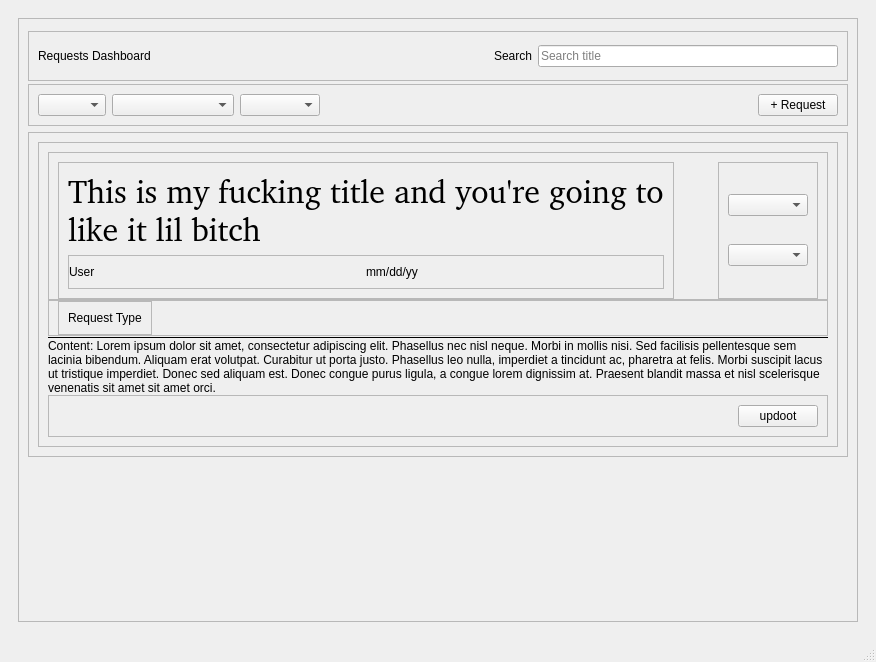
First picture: the form in ui/merlins_lamp.ui, repository TransparentGlass/Merlin-s-Lamp--Request-Manager, before the edit.
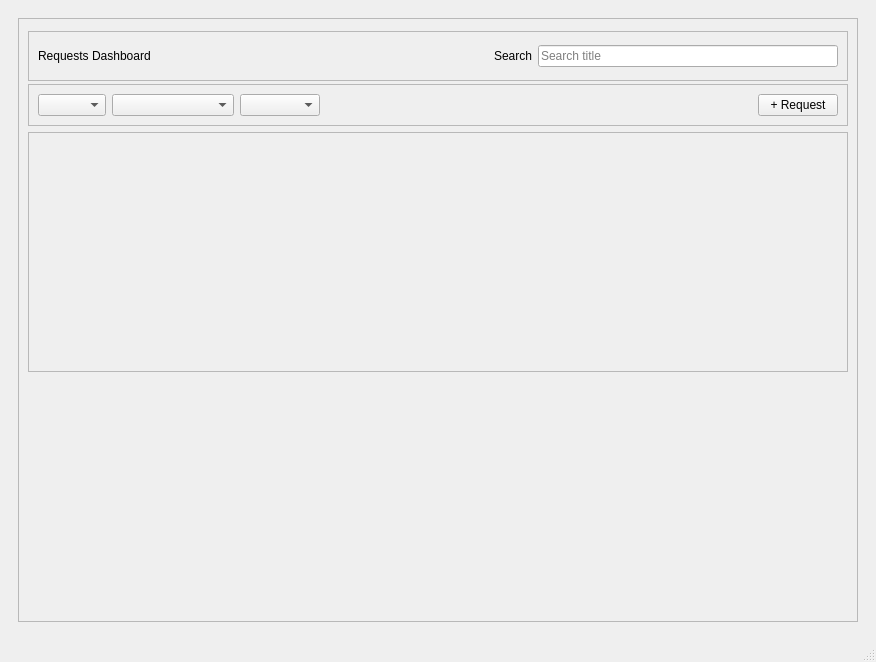
Second picture: the form after the edit. Icons and pictures are not drawn.

Commit message: feature: add load_request ui, previously saved requests can now be loaded

Diff of the .ui file:
```diff
--- a/ui/merlins_lamp.ui
+++ b/ui/merlins_lamp.ui
@@ -241,8 +241,8 @@
             <rect>
              <x>0</x>
              <y>0</y>
-             <width>846</width>
-             <height>564</height>
+             <width>838</width>
+             <height>581</height>
             </rect>
            </property>
            <layout class="QVBoxLayout" name="verticalLayout_14">
@@ -444,404 +444,7 @@
               <property name="frameShadow">
                <enum>QFrame::Shadow::Raised</enum>
               </property>
-              <layout class="QHBoxLayout" name="horizontalLayout_5">
-               <item>
-                <widget class="QFrame" name="frame_request">
-                 <property name="sizePolicy">
-                  <sizepolicy hsizetype="MinimumExpanding" vsizetype="Preferred">
-                   <horstretch>0</horstretch>
-                   <verstretch>0</verstretch>
-                  </sizepolicy>
-                 </property>
-                 <property name="minimumSize">
-                  <size>
-                   <width>0</width>
-                   <height>0</height>
-                  </size>
-                 </property>
-                 <property name="maximumSize">
-                  <size>
-                   <width>16777215</width>
-                   <height>16777215</height>
-                  </size>
-                 </property>
-                 <property name="focusPolicy">
-                  <enum>Qt::FocusPolicy::NoFocus</enum>
-                 </property>
-                 <property name="frameShape">
-                  <enum>QFrame::Shape::StyledPanel</enum>
-                 </property>
-                 <property name="frameShadow">
-                  <enum>QFrame::Shadow::Raised</enum>
-                 </property>
-                 <layout class="QVBoxLayout" name="verticalLayout_28">
-                  <property name="spacing">
-                   <number>0</number>
-                  </property>
-                  <item>
-                   <widget class="QFrame" name="frame_27">
-                    <property name="frameShape">
-                     <enum>QFrame::Shape::StyledPanel</enum>
-                    </property>
-                    <property name="frameShadow">
-                     <enum>QFrame::Shadow::Raised</enum>
-                    </property>
-                    <layout class="QHBoxLayout" name="horizontalLayout_14">
-                     <property name="bottomMargin">
-                      <number>0</number>
-                     </property>
-                     <item>
-                      <widget class="QFrame" name="frame_28">
-                       <property name="sizePolicy">
-                        <sizepolicy hsizetype="MinimumExpanding" vsizetype="Preferred">
-                         <horstretch>0</horstretch>
-                         <verstretch>0</verstretch>
-                        </sizepolicy>
-                       </property>
-                       <property name="minimumSize">
-                        <size>
-                         <width>0</width>
-                         <height>0</height>
-                        </size>
-                       </property>
-                       <property name="frameShape">
-                        <enum>QFrame::Shape::StyledPanel</enum>
-                       </property>
-                       <property name="frameShadow">
-                        <enum>QFrame::Shadow::Raised</enum>
-                       </property>
-                       <layout class="QVBoxLayout" name="verticalLayout_29">
-                        <item>
-                         <widget class="QLabel" name="label_request_title">
-                          <property name="sizePolicy">
-                           <sizepolicy hsizetype="Expanding" vsizetype="Preferred">
-                            <horstretch>0</horstretch>
-                            <verstretch>0</verstretch>
-                           </sizepolicy>
-                          </property>
-                          <property name="font">
-                           <font>
-                            <family>:/font/font/Playfair_Display/PlayfairDisplay-VariableFont_wght.ttf</family>
-                            <pointsize>24</pointsize>
-                           </font>
-                          </property>
-                          <property name="styleSheet">
-                           <string notr="true">font-family: url(:/font/font/Playfair_Display/PlayfairDisplay-VariableFont_wght.ttf)</string>
-                          </property>
-                          <property name="text">
-                           <string>This is my fucking title and you're going to like it lil bitch</string>
-                          </property>
-                          <property name="alignment">
-                           <set>Qt::AlignmentFlag::AlignLeading|Qt::AlignmentFlag::AlignLeft|Qt::AlignmentFlag::AlignTop</set>
-                          </property>
-                          <property name="wordWrap">
-                           <bool>true</bool>
-                          </property>
-                         </widget>
-                        </item>
-                        <item>
-                         <widget class="QFrame" name="frame_8">
-                          <property name="frameShape">
-                           <enum>QFrame::Shape::StyledPanel</enum>
-                          </property>
-                          <property name="frameShadow">
-                           <enum>QFrame::Shadow::Raised</enum>
-                          </property>
-                          <layout class="QHBoxLayout" name="horizontalLayout_10">
-                           <property name="spacing">
-                            <number>8</number>
-                           </property>
-                           <property name="leftMargin">
-                            <number>0</number>
-                           </property>
-                           <item>
-                            <widget class="QLabel" name="label_request_user">
-                             <property name="text">
-                              <string>User</string>
-                             </property>
-                             <property name="scaledContents">
-                              <bool>false</bool>
-                             </property>
-                            </widget>
-                           </item>
-                           <item>
-                            <widget class="QLabel" name="label_date">
-                             <property name="text">
-                              <string>mm/dd/yy</string>
-                             </property>
-                            </widget>
-                           </item>
-                          </layout>
-                         </widget>
-                        </item>
-                       </layout>
-                      </widget>
-                     </item>
-                     <item>
-                      <spacer name="horizontalSpacer_4">
-                       <property name="orientation">
-                        <enum>Qt::Orientation::Horizontal</enum>
-                       </property>
-                       <property name="sizeType">
-                        <enum>QSizePolicy::Policy::MinimumExpanding</enum>
-                       </property>
-                       <property name="sizeHint" stdset="0">
-                        <size>
-                         <width>36</width>
-                         <height>20</height>
-                        </size>
-                       </property>
-                      </spacer>
-                     </item>
-                     <item>
-                      <widget class="QFrame" name="frame_13">
-                       <property name="minimumSize">
-                        <size>
-                         <width>60</width>
-                         <height>0</height>
-                        </size>
-                       </property>
-                       <property name="baseSize">
-                        <size>
-                         <width>60</width>
-                         <height>0</height>
-                        </size>
-                       </property>
-                       <property name="frameShape">
-                        <enum>QFrame::Shape::StyledPanel</enum>
-                       </property>
-                       <property name="frameShadow">
-                        <enum>QFrame::Shadow::Raised</enum>
-                       </property>
-                       <layout class="QVBoxLayout" name="verticalLayout_7">
-                        <item>
-                         <widget class="QComboBox" name="comboBox_AdminPriority">
-                          <property name="enabled">
-                           <bool>true</bool>
-                          </property>
-                          <property name="sizePolicy">
-                           <sizepolicy hsizetype="Preferred" vsizetype="Fixed">
-                            <horstretch>0</horstretch>
-                            <verstretch>0</verstretch>
-                           </sizepolicy>
-                          </property>
-                          <property name="maximumSize">
-                           <size>
-                            <width>16777215</width>
-                            <height>16777215</height>
-                           </size>
-                          </property>
-                          <property name="baseSize">
-                           <size>
-                            <width>48</width>
-                            <height>20</height>
-                           </size>
-                          </property>
-                          <property name="placeholderText">
-                           <string>Priority</string>
-                          </property>
-                          <item>
-                           <property name="text">
-                            <string>High</string>
-                           </property>
-                          </item>
-                          <item>
-                           <property name="text">
-                            <string>Middle</string>
-                           </property>
-                          </item>
-                          <item>
-                           <property name="text">
-                            <string>Low</string>
-                           </property>
-                          </item>
-                         </widget>
-                        </item>
-                        <item>
-                         <widget class="QComboBox" name="comboBox_AdminStatus">
-                          <property name="enabled">
-                           <bool>true</bool>
-                          </property>
-                          <property name="placeholderText">
-                           <string>Status</string>
-                          </property>
-                          <item>
-                           <property name="text">
-                            <string>Unread</string>
-                           </property>
-                          </item>
-                          <item>
-                           <property name="text">
-                            <string>On-going</string>
-                           </property>
-                          </item>
-                          <item>
-                           <property name="text">
-                            <string>Finished</string>
-                           </property>
-                          </item>
-                         </widget>
-                        </item>
-                       </layout>
-                      </widget>
-                     </item>
-                    </layout>
-                   </widget>
-                  </item>
-                  <item>
-                   <widget class="QFrame" name="frame_reqType">
-                    <property name="maximumSize">
-                     <size>
-                      <width>16777215</width>
-                      <height>55</height>
-                     </size>
-                    </property>
-                    <property name="frameShape">
-                     <enum>QFrame::Shape::StyledPanel</enum>
-                    </property>
-                    <property name="frameShadow">
-                     <enum>QFrame::Shadow::Raised</enum>
-                    </property>
-                    <layout class="QHBoxLayout" name="horizontalLayout_15">
-                     <property name="topMargin">
-                      <number>0</number>
-                     </property>
-                     <property name="bottomMargin">
-                      <number>0</number>
-                     </property>
-                     <item>
-                      <widget class="QFrame" name="frame_request_type">
-                       <property name="sizePolicy">
-                        <sizepolicy hsizetype="Preferred" vsizetype="Preferred">
-                         <horstretch>0</horstretch>
-                         <verstretch>0</verstretch>
-                        </sizepolicy>
-                       </property>
-                       <property name="minimumSize">
-                        <size>
-                         <width>67</width>
-                         <height>18</height>
-                        </size>
-                       </property>
-                       <property name="maximumSize">
-                        <size>
-                         <width>16777215</width>
-                         <height>16777215</height>
-                        </size>
-                       </property>
-                       <property name="frameShape">
-                        <enum>QFrame::Shape::StyledPanel</enum>
-                       </property>
-                       <property name="frameShadow">
-                        <enum>QFrame::Shadow::Raised</enum>
-                       </property>
-                       <layout class="QVBoxLayout" name="verticalLayout_31">
-                        <item>
-                         <widget class="QLabel" name="label_request_type">
-                          <property name="maximumSize">
-                           <size>
-                            <width>16777215</width>
-                            <height>16777215</height>
-                           </size>
-                          </property>
-                          <property name="text">
-                           <string>Request Type</string>
-                          </property>
-                         </widget>
-                        </item>
-                       </layout>
-                      </widget>
-                     </item>
-                     <item>
-                      <spacer name="horizontalSpacer_12">
-                       <property name="orientation">
-                        <enum>Qt::Orientation::Horizontal</enum>
-                       </property>
-                       <property name="sizeHint" stdset="0">
-                        <size>
-                         <width>40</width>
-                         <height>20</height>
-                        </size>
-                       </property>
-                      </spacer>
-                     </item>
-                    </layout>
-                   </widget>
-                  </item>
-                  <item>
-                   <widget class="Line" name="line">
-                    <property name="frameShadow">
-                     <enum>QFrame::Shadow::Plain</enum>
-                    </property>
-                    <property name="orientation">
-                     <enum>Qt::Orientation::Horizontal</enum>
-                    </property>
-                   </widget>
-                  </item>
-                  <item>
-                   <widget class="QLabel" name="label_content">
-                    <property name="text">
-                     <string>Content: Lorem ipsum dolor sit amet, consectetur adipiscing elit. Phasellus nec nisl neque. Morbi in mollis nisi. Sed facilisis pellentesque sem lacinia bibendum. Aliquam erat volutpat. Curabitur ut porta justo. Phasellus leo nulla, imperdiet a tincidunt ac, pharetra at felis. Morbi suscipit lacus ut tristique imperdiet. Donec sed aliquam est. Donec congue purus ligula, a congue lorem dignissim at. Praesent blandit massa et nisl scelerisque venenatis sit amet sit amet orci.</string>
-                    </property>
-                    <property name="wordWrap">
-                     <bool>true</bool>
-                    </property>
-                   </widget>
-                  </item>
-                  <item>
-                   <widget class="QFrame" name="frame_upvote">
-                    <property name="minimumSize">
-                     <size>
-                      <width>0</width>
-                      <height>25</height>
-                     </size>
-                    </property>
-                    <property name="frameShape">
-                     <enum>QFrame::Shape::StyledPanel</enum>
-                    </property>
-                    <property name="frameShadow">
-                     <enum>QFrame::Shadow::Raised</enum>
-                    </property>
-                    <layout class="QHBoxLayout" name="horizontalLayout_7">
-                     <item>
-                      <spacer name="horizontalSpacer_2">
-                       <property name="orientation">
-                        <enum>Qt::Orientation::Horizontal</enum>
-                       </property>
-                       <property name="sizeHint" stdset="0">
-                        <size>
-                         <width>40</width>
-                         <height>20</height>
-                        </size>
-                       </property>
-                      </spacer>
-                     </item>
-                     <item>
-                      <widget class="QPushButton" name="pushButton_upvote">
-                       <property name="sizePolicy">
-                        <sizepolicy hsizetype="Fixed" vsizetype="Fixed">
-                         <horstretch>0</horstretch>
-                         <verstretch>0</verstretch>
-                        </sizepolicy>
-                       </property>
-                       <property name="minimumSize">
-                        <size>
-                         <width>20</width>
-                         <height>0</height>
-                        </size>
-                       </property>
-                       <property name="text">
-                        <string>updoot</string>
-                       </property>
-                      </widget>
-                     </item>
-                    </layout>
-                   </widget>
-                  </item>
-                 </layout>
-                </widget>
-               </item>
-              </layout>
+              <layout class="QVBoxLayout" name="verticalLayout_8"/>
              </widget>
             </item>
             <item>
```
The commit also changes 9 other files.
